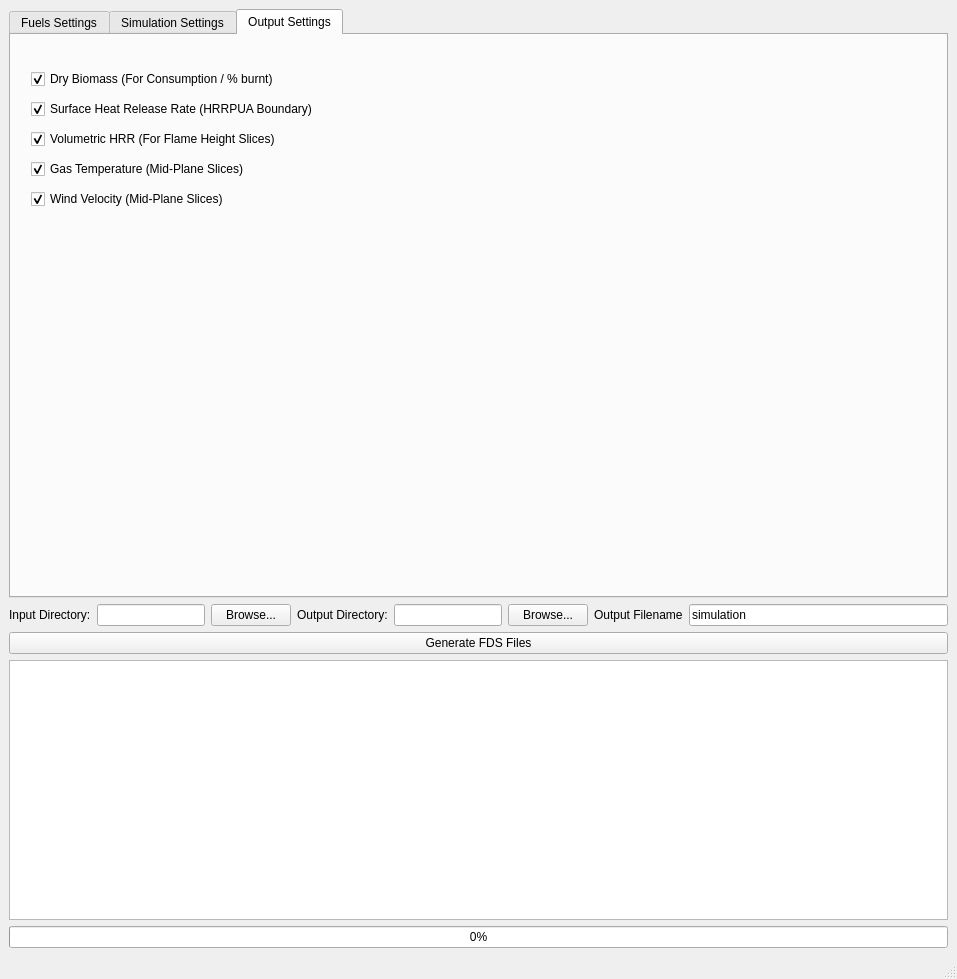
3DFin/TLS_to_FDS, file mainwindow.ui: the form before one commit.
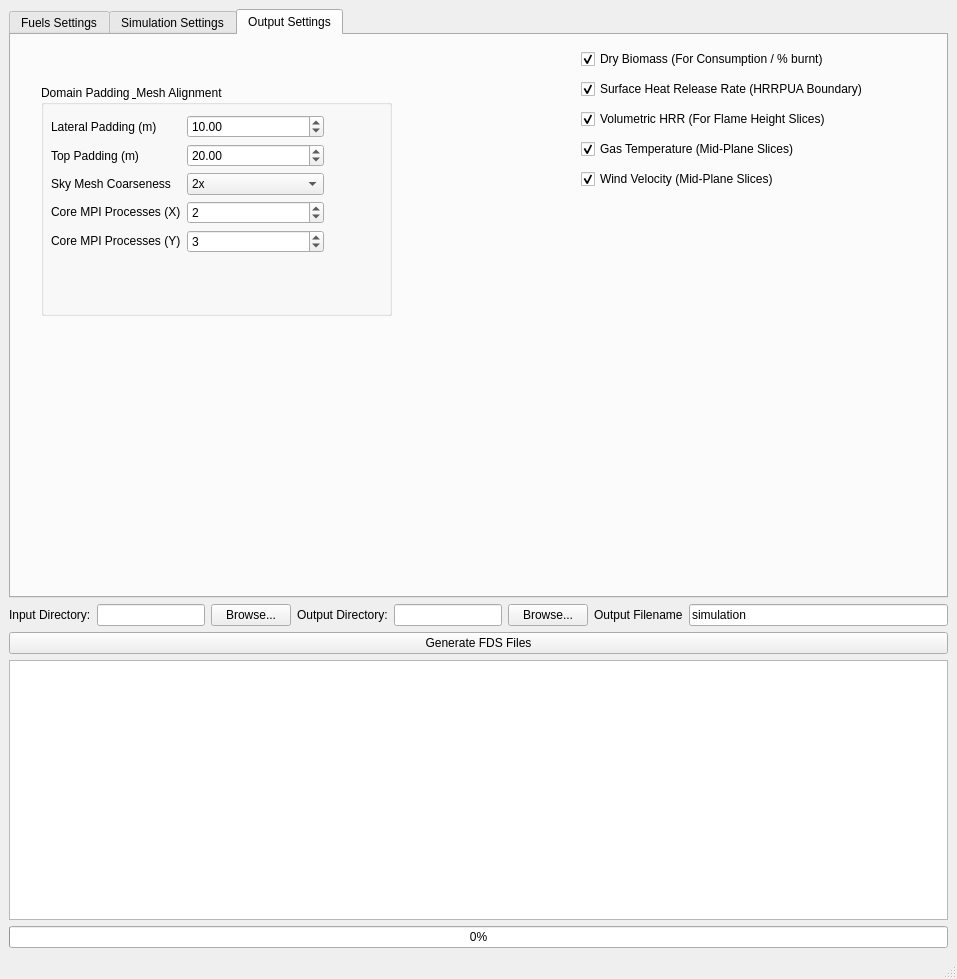
The form after the commit. The open tabs and pages were chosen to show the change.

What changed in the file:
```diff
--- a/mainwindow.ui
+++ b/mainwindow.ui
@@ -759,8 +759,8 @@
        <widget class="QWidget" name="verticalLayoutWidget">
         <property name="geometry">
          <rect>
-          <x>20</x>
-          <y>30</y>
+          <x>570</x>
+          <y>10</y>
           <width>338</width>
           <height>150</height>
          </rect>
@@ -818,6 +818,131 @@
          </item>
         </layout>
        </widget>
+       <widget class="QGroupBox" name="groupBox">
+        <property name="geometry">
+         <rect>
+          <x>30</x>
+          <y>50</y>
+          <width>351</width>
+          <height>231</height>
+         </rect>
+        </property>
+        <property name="title">
+         <string>Domain Padding &amp; Mesh Alignment</string>
+        </property>
+        <widget class="QWidget" name="formLayoutWidget">
+         <property name="geometry">
+          <rect>
+           <x>10</x>
+           <y>30</y>
+           <width>273</width>
+           <height>160</height>
+          </rect>
+         </property>
+         <layout class="QFormLayout" name="formLayout">
+          <item row="0" column="0">
+           <widget class="QLabel" name="lbl_lateral_pad">
+            <property name="text">
+             <string>Lateral Padding (m)</string>
+            </property>
+           </widget>
+          </item>
+          <item row="0" column="1">
+           <widget class="QDoubleSpinBox" name="spin_lateral_pad">
+            <property name="maximum">
+             <double>10000.000000000000000</double>
+            </property>
+            <property name="singleStep">
+             <double>0.200000000000000</double>
+            </property>
+            <property name="value">
+             <double>10.000000000000000</double>
+            </property>
+           </widget>
+          </item>
+          <item row="1" column="0">
+           <widget class="QLabel" name="lbl_top_pad">
+            <property name="text">
+             <string>Top Padding (m)</string>
+            </property>
+           </widget>
+          </item>
+          <item row="1" column="1">
+           <widget class="QDoubleSpinBox" name="spin_top_pad">
+            <property name="maximum">
+             <double>10000.000000000000000</double>
+            </property>
+            <property name="singleStep">
+             <double>0.200000000000000</double>
+            </property>
+            <property name="value">
+             <double>20.000000000000000</double>
+            </property>
+           </widget>
+          </item>
+          <item row="2" column="0">
+           <widget class="QLabel" name="lbl_sky_mult">
+            <property name="text">
+             <string>Sky Mesh Coarseness</string>
+            </property>
+           </widget>
+          </item>
+          <item row="2" column="1">
+           <widget class="QComboBox" name="combo_sky_mult">
+            <item>
+             <property name="text">
+              <string>2x</string>
+             </property>
+            </item>
+            <item>
+             <property name="text">
+              <string>3x</string>
+             </property>
+            </item>
+            <item>
+             <property name="text">
+              <string>4x</string>
+             </property>
+            </item>
+           </widget>
+          </item>
+          <item row="3" column="0">
+           <widget class="QLabel" name="lbl_mpi_x">
+            <property name="text">
+             <string>&lt;html&gt;&lt;head/&gt;&lt;body&gt;&lt;p&gt;Core MPI Processes (X)&lt;/p&gt;&lt;/body&gt;&lt;/html&gt;</string>
+            </property>
+           </widget>
+          </item>
+          <item row="3" column="1">
+           <widget class="QSpinBox" name="spin_mpi_x">
+            <property name="maximum">
+             <number>64</number>
+            </property>
+            <property name="value">
+             <number>2</number>
+            </property>
+           </widget>
+          </item>
+          <item row="4" column="0">
+           <widget class="QLabel" name="lbl_mpi_y">
+            <property name="text">
+             <string>&lt;html&gt;&lt;head/&gt;&lt;body&gt;&lt;p&gt;Core MPI Processes (Y)&lt;/p&gt;&lt;/body&gt;&lt;/html&gt;</string>
+            </property>
+           </widget>
+          </item>
+          <item row="4" column="1">
+           <widget class="QSpinBox" name="spin_mpi_y">
+            <property name="maximum">
+             <number>64</number>
+            </property>
+            <property name="value">
+             <number>3</number>
+            </property>
+           </widget>
+          </item>
+         </layout>
+        </widget>
+       </widget>
       </widget>
      </widget>
     </item>
```
Left out of the diff: 2 changed lines with no effect on the pictures.
